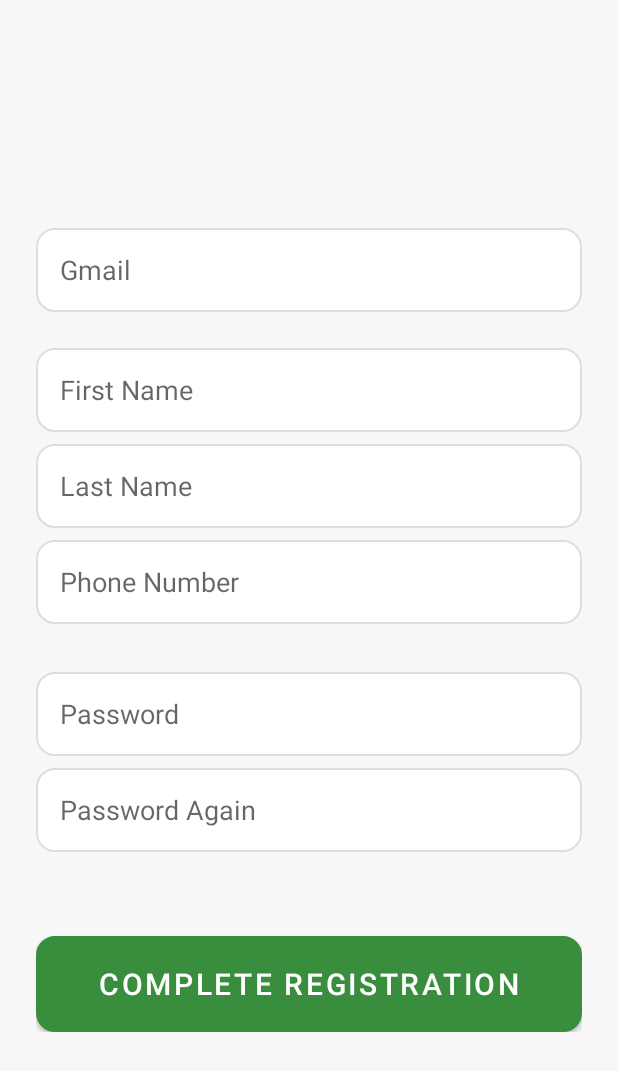
After one commit to laandayo/CampsitePROJECT, an Android app: the RegisterActivity screen opened directly, with no data from a screen before it, on a phone screen of 412 x 824 dp. The commit adds this screen. Shown: the top 1071 px of the screen. Run offline under Robolectric (Android 15) with nearby library versions, the phone set to English and light mode, and no system bars; our stand-ins replace Firebase (no records; nobody signed in at launch, a user with empty details on screens opened directly), Volley.

Commit message:
version 1.1: + add login/ sign up + chỉ đăng ký thông qua google account, nếu đăng nhập google account lần đầu thì sẽ chuyển sang trang đăng ký để điền thêm thông tin + chỉ thêm user khi user đã hoàn tất đăng ký xong + thêm file bat chạy server

```diff
--- a/app/build.gradle.kts
+++ b/app/build.gradle.kts
@@ -1,5 +1,6 @@
 plugins {
     alias(libs.plugins.android.application)
+    id("com.google.gms.google-services")
 }
 
 android {
@@ -32,13 +33,16 @@
 }
 
 dependencies {
-
+    implementation(libs.play.services.auth)
+    implementation(libs.firebase.analytics)
+    implementation(platform(libs.firebase.bom))
     implementation(libs.volley)
     implementation("com.microsoft.sqlserver:mssql-jdbc:12.8.1.jre8")
     implementation(libs.appcompat)
     implementation(libs.material)
     implementation(libs.activity)
     implementation(libs.constraintlayout)
+    implementation(libs.firebase.auth)
     testImplementation(libs.junit)
     androidTestImplementation(libs.ext.junit)
     androidTestImplementation(libs.espresso.core)
--- a/app/src/main/AndroidManifest.xml
+++ b/app/src/main/AndroidManifest.xml
@@ -13,8 +13,9 @@
         android:supportsRtl="true"
         android:theme="@style/Theme.CampsiteProject"
         tools:targetApi="31">
+        <activity android:name=".MainActivity" />
         <activity
-            android:name=".MainActivity"
+            android:name="com.lan.campsiteproject.controller.user.LoginActivity"
             android:exported="true">
             <intent-filter>
                 <action android:name="android.intent.action.MAIN" />
@@ -24,6 +25,9 @@
         <activity
             android:name=".test.test1st"
             android:exported="true" />
+        <activity
+            android:name=".controller.user.RegisterActivity"
+            android:exported="true"/>
     </application>
 
 </manifest>
--- /dev/null
+++ b/app/src/main/res/drawable/google_button_bg.xml
@@ -0,0 +1,6 @@
+<?xml version="1.0" encoding="utf-8"?>
+<shape xmlns:android="http://schemas.android.com/apk/res/android" android:shape="rectangle">
+    <solid android:color="#FFFFFF"/>
+    <corners android:radius="12dp"/>
+    <stroke android:width="1dp" android:color="#DDDDDD"/>
+</shape>
--- /dev/null
+++ b/app/src/main/res/drawable/rounded_edittext.xml
@@ -0,0 +1,6 @@
+<?xml version="1.0" encoding="utf-8"?>
+<shape xmlns:android="http://schemas.android.com/apk/res/android" android:shape="rectangle">
+    <solid android:color="#FFFFFF"/>
+    <corners android:radius="12dp"/>
+    <stroke android:width="1dp" android:color="#DDDDDD"/>
+</shape>
--- /dev/null
+++ b/app/src/main/res/layout/activity_register.xml
@@ -0,0 +1,113 @@
+<?xml version="1.0" encoding="utf-8"?>
+<ScrollView xmlns:android="http://schemas.android.com/apk/res/android"
+    android:layout_width="match_parent"
+    android:layout_height="match_parent"
+    android:background="#F7F7F7">
+
+    <LinearLayout
+        android:layout_width="match_parent"
+        android:layout_height="wrap_content"
+        android:orientation="vertical"
+        android:gravity="center"
+        android:padding="24dp">
+
+        <ImageView
+            android:id="@+id/logoImage"
+            android:layout_width="96dp"
+            android:layout_height="96dp"
+            android:layout_gravity="center"
+            android:layout_marginBottom="32dp" />
+        <!--android:src="@drawable/ic_logo"-->
+
+        <!-- Gmail Field -->
+        <EditText
+            android:id="@+id/gmailField"
+            android:layout_width="match_parent"
+            android:layout_height="56dp"
+            android:hint="Gmail"
+            android:inputType="textEmailAddress"
+            android:background="@drawable/rounded_edittext"
+            android:padding="16dp"
+            android:textSize="18sp"
+            android:layout_marginBottom="8dp"
+            android:enabled="false" />
+
+        <Space
+            android:layout_width="match_parent"
+            android:layout_height="16dp" />
+
+        <!-- Name and Phone Fields -->
+        <EditText
+            android:id="@+id/firstNameField"
+            android:layout_width="match_parent"
+            android:layout_height="56dp"
+            android:hint="First Name"
+            android:background="@drawable/rounded_edittext"
+            android:padding="16dp"
+            android:textSize="18sp"
+            android:layout_marginBottom="8dp"/>
+
+        <EditText
+            android:id="@+id/lastNameField"
+            android:layout_width="match_parent"
+            android:layout_height="56dp"
+            android:hint="Last Name"
+            android:background="@drawable/rounded_edittext"
+            android:padding="16dp"
+            android:textSize="18sp"
+            android:layout_marginBottom="8dp"/>
+
+        <EditText
+            android:id="@+id/phoneField"
+            android:layout_width="match_parent"
+            android:layout_height="56dp"
+            android:hint="Phone Number"
+            android:inputType="phone"
+            android:background="@drawable/rounded_edittext"
+            android:padding="16dp"
+            android:textSize="18sp"
+            android:layout_marginBottom="8dp"/>
+
+        <Space
+            android:layout_width="match_parent"
+            android:layout_height="24dp" />
+
+        <!-- Password Fields -->
+        <EditText
+            android:id="@+id/passwordField"
+            android:layout_width="match_parent"
+            android:layout_height="56dp"
+            android:hint="Password"
+            android:inputType="textPassword"
+            android:background="@drawable/rounded_edittext"
+            android:padding="16dp"
+            android:textSize="18sp"
+            android:layout_marginBottom="8dp"/>
+
+        <EditText
+            android:id="@+id/passwordAgainField"
+            android:layout_width="match_parent"
+            android:layout_height="56dp"
+            android:hint="Password Again"
+            android:inputType="textPassword"
+            android:background="@drawable/rounded_edittext"
+            android:padding="16dp"
+            android:textSize="18sp"
+            android:layout_marginBottom="8dp"/>
+
+        <Space
+            android:layout_width="match_parent"
+            android:layout_height="48dp" />
+
+        <!-- Register Button -->
+        <Button
+            android:id="@+id/completeRegisterButton"
+            android:layout_width="match_parent"
+            android:layout_height="64dp"
+            android:text="Complete Registration"
+            android:textSize="20sp"
+            android:backgroundTint="#1976D2"
+            android:textColor="#FFFFFF"
+            android:background="@drawable/rounded_edittext"/>
+    </LinearLayout>
+</ScrollView>
--- a/app/src/main/res/values/strings.xml
+++ b/app/src/main/res/values/strings.xml
@@ -1,3 +1,5 @@
 <resources>
     <string name="app_name">CampsitePROJECT</string>
+    <string name="default_web_client_id">333169866140-e477uou6ars4pn1evbbt961s4n21v7l2.apps.googleusercontent.com</string>
+    <string name="sign_in_with_google">Sign in with Google</string>
 </resources>
--- a/build.gradle.kts
+++ b/build.gradle.kts
@@ -1,4 +1,5 @@
 // Top-level build file where you can add configuration options common to all sub-projects/modules.
 plugins {
     alias(libs.plugins.android.application) apply false
+    id("com.google.gms.google-services") version "4.4.2" apply false
 }
```
Also changed, not shown: app/src/main/java/com/lan/campsiteproject/controller/user/LoginActivity.java (added, +174 -0 lines), app/src/main/java/com/lan/campsiteproject/controller/user/RegisterActivity.java (added, +126 -0 lines), app/src/main/res/layout/activity_login.xml (added, +79 -0 lines), gradle/libs.versions.toml (+7 -0 lines), app/src/main/res/drawable/google_logo.png (added), 3 other files.
